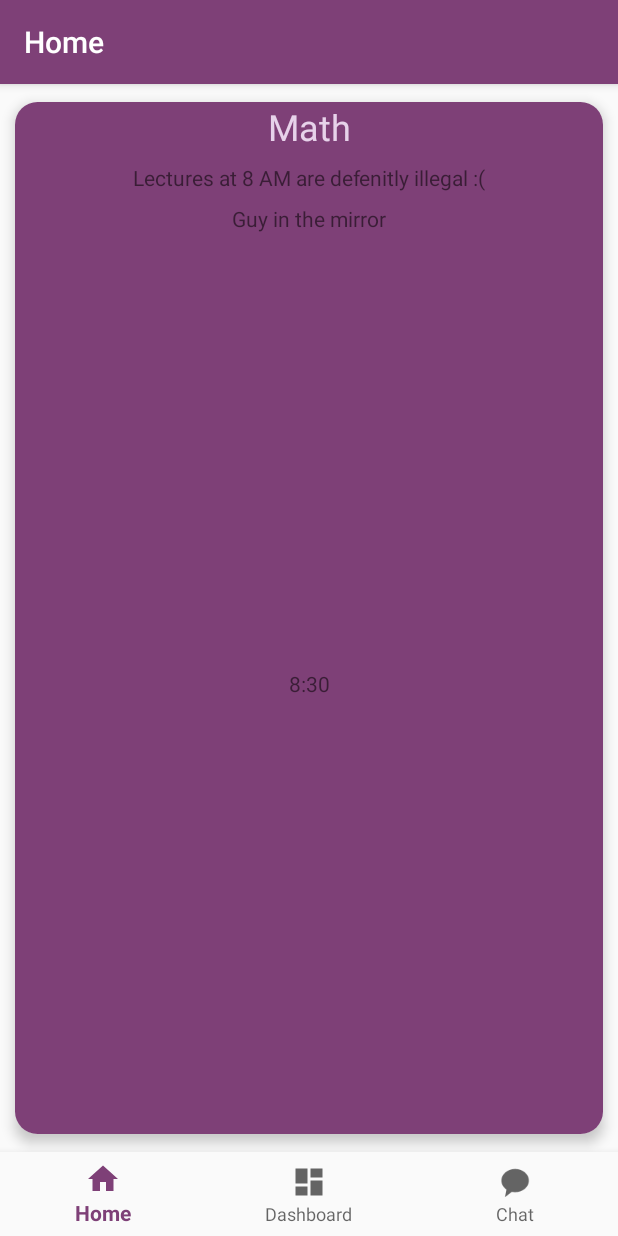
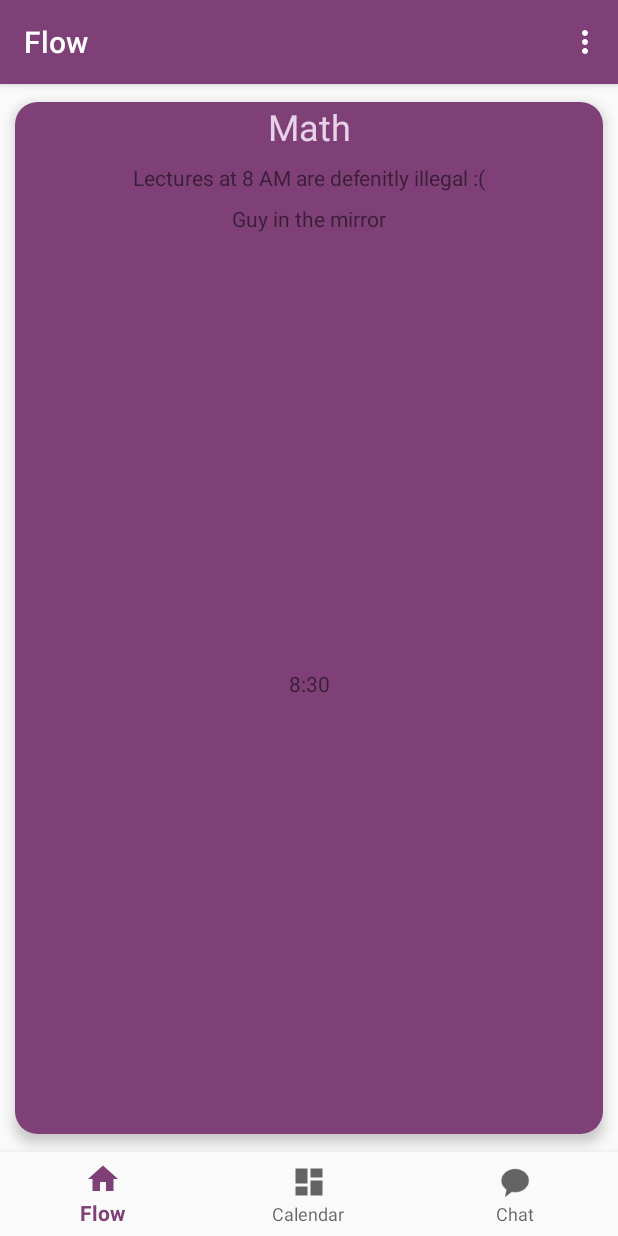
Before and after one commit to Shaniser/BEST_semi-final, an Android app: the screen it shows after launch (MainActivity), on a phone screen of 412 x 824 dp. Run offline under Robolectric (Android 15) with nearby library versions, the phone set to English and light mode, and no system bars; our stand-ins replace navigation-ui.

Commit message:
Создан ActionBar

```diff
--- a/app/src/main/java/com/godelsoft/bestsemi_final/EventsProvider.kt
+++ b/app/src/main/java/com/godelsoft/bestsemi_final/EventsProvider.kt
@@ -1,17 +1,20 @@
 package com.godelsoft.bestsemi_final
 
 import kotlinx.coroutines.delay
-import java.lang.Exception
 
 object EventsProvider {
     private var allEvents = mutableListOf<Event>()
+    private var isDataLoaded = false //Позволяет не перезагружать данные в случае, если
+
+    fun needsReload() = !isDataLoaded
 
     // Обновляет список и возвращает null в случае успеха, иначе - вернёт описание ошибки
     suspend fun reload(): String? {
         allEvents.clear()
         delay(2000)
         // TODO: Загрузка данных из firebase
-        allEvents.addAll(listOf(
+        allEvents.addAll(
+            listOf(
                 Event(
                     "8:30",
                     "Guy in the mirror",
@@ -24,8 +27,21 @@ object EventsProvider {
                     "Important event",
                     "Too late to wake up"
                 )
-        ))
+            )
+        )
+        if (!isDataLoaded)
+            isDataLoaded = true
         return null // Ok
+    }
+
+    suspend fun addEvent(event: Event) {
+        delay(2000)
+        // TODO: Работа с firebase
+    }
+
+    suspend fun deleteEvent(id: Long) {
+        delay(2000)
+        // TODO: Работа с firebase
     }
 
     // Возвращает все события, которые пользователь в принципе может увидеть
--- a/app/src/main/java/com/godelsoft/bestsemi_final/MainActivity.kt
+++ b/app/src/main/java/com/godelsoft/bestsemi_final/MainActivity.kt
@@ -1,19 +1,16 @@
 package com.godelsoft.bestsemi_final
 
 import android.os.Bundle
+import android.view.Menu
+import android.view.MenuItem
 import com.google.android.material.bottomnavigation.BottomNavigationView
 import androidx.appcompat.app.AppCompatActivity
 import androidx.navigation.findNavController
 import androidx.navigation.ui.AppBarConfiguration
 import androidx.navigation.ui.setupActionBarWithNavController
 import androidx.navigation.ui.setupWithNavController
-import kotlinx.android.synthetic.main.fragment_home.*
-import kotlinx.coroutines.Dispatchers
-import kotlinx.coroutines.launch
 
 class MainActivity : AppCompatActivity() {
-    private lateinit var mRunnable:Runnable
-
     override fun onCreate(savedInstanceState: Bundle?) {
         super.onCreate(savedInstanceState)
         setContentView(R.layout.activity_main)
@@ -26,7 +23,25 @@ class MainActivity : AppCompatActivity() {
                 R.id.navigation_home, R.id.navigation_dashboard, R.id.navigation_chat))
         setupActionBarWithNavController(navController, appBarConfiguration)
         navView.setupWithNavController(navController)
+    }
 
+    override fun onCreateOptionsMenu(menu: Menu?): Boolean {
+        menuInflater.inflate(R.menu.action_bar, menu)
+        return true
+    }
 
+    override fun onOptionsItemSelected(item: MenuItem): Boolean {
+        when (item.itemId) {
+            R.id.itemFilter -> {
+                // TODO: открывать карточку с фильтрами событий (и чатов?)
+            }
+            R.id.itemSettings -> {
+                // TODO: открывать окно настроек
+            }
+            R.id.itemNewEvent -> {
+                // TODO: открывать окно создания события
+            }
+        }
+        return true
     }
 }
--- a/app/src/main/java/com/godelsoft/bestsemi_final/ui/home/HomeFragment.kt
+++ b/app/src/main/java/com/godelsoft/bestsemi_final/ui/home/HomeFragment.kt
@@ -49,6 +49,7 @@ class HomeFragment : Fragment() {
         }
 
         // Инициализировать список событий
+        if (EventsProvider.needsReload()) {
             swipeContainer.isRefreshing = true
             homeViewModel.scope.launch(Dispatchers.IO) {
                 EventsProvider.reload()
@@ -57,6 +58,10 @@ class HomeFragment : Fragment() {
                     swipeContainer.isRefreshing = false
                 }
             }
+        }
+        else {
+            recyclerAdapter.update(EventsProvider.getAllAvaiableEvents())
+        }
 
         return root
     }
--- /dev/null
+++ b/app/src/main/res/menu/action_bar.xml
@@ -0,0 +1,19 @@
+<?xml version="1.0" encoding="utf-8"?>
+<menu xmlns:app="http://schemas.android.com/apk/res-auto"
+    xmlns:android="http://schemas.android.com/apk/res/android">
+    <item
+        android:id="@+id/itemFilter"
+        android:title="@string/Filter_button_title"
+        app:showAsAction="never">
+    </item>
+    <item
+        android:id="@+id/itemSettings"
+        android:title="@string/preferences_button_title"
+        app:showAsAction="never">
+    </item>
+    <item
+        android:id="@+id/itemNewEvent"
+        android:title="@string/new_event_button_title"
+        app:showAsAction="never">
+    </item>
+</menu>
--- a/app/src/main/res/values/strings.xml
+++ b/app/src/main/res/values/strings.xml
@@ -1,6 +1,9 @@
 <resources>
     <string name="app_name">BEST semi-final</string>
-    <string name="title_home">Home</string>
-    <string name="title_dashboard">Dashboard</string>
+    <string name="title_home">Flow</string>
+    <string name="title_dashboard">Calendar</string>
     <string name="title_chat">Chat</string>
+    <string name="preferences_button_title">Settings</string>
+    <string name="Filter_button_title">Filter</string>
+    <string name="new_event_button_title">New event</string>
 </resources>
```
Lines whose indentation alone changed are shown as unchanged.
